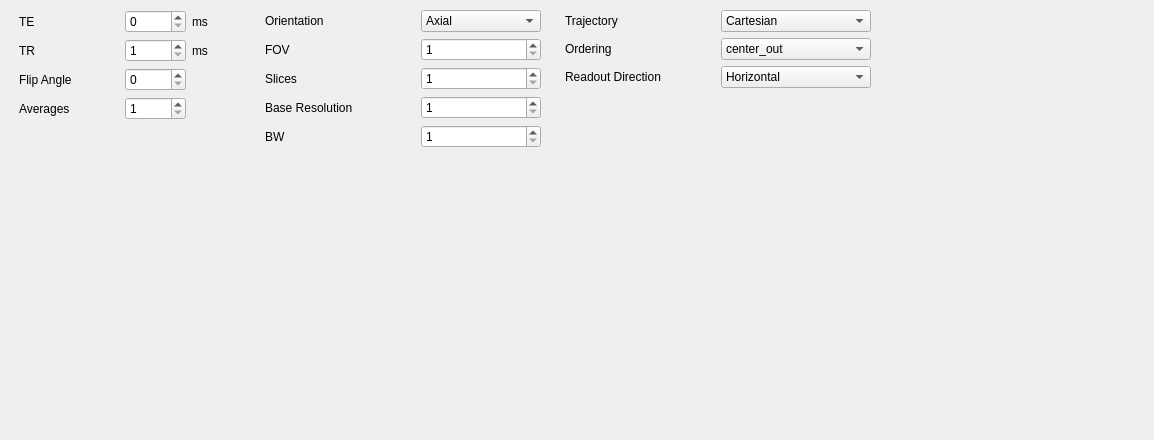
First picture: the form in sequences/gre_3D/interface.ui, repository ziximu7-gif/mri4all-console-dev, before the edit.
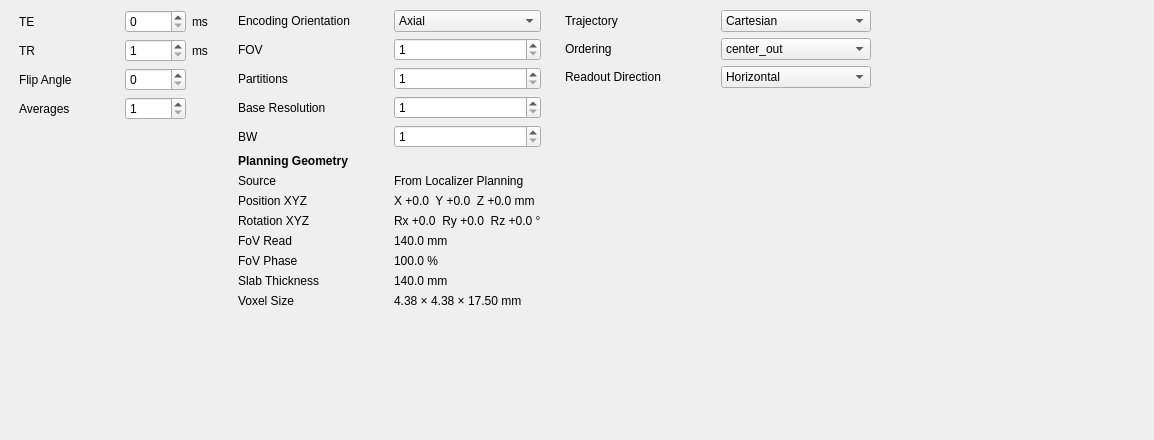
Second picture: the form after the edit.

Commit message: feat(ui): sync planned geometry to GRE parameters

What changed in the file:
```diff
--- a/sequences/gre_3D/interface.ui
+++ b/sequences/gre_3D/interface.ui
@@ -162,19 +162,6 @@
         </property>
        </widget>
       </item>
-      <item row="6" column="0">
-       <spacer name="verticalSpacer_2">
-        <property name="orientation">
-         <enum>Qt::Vertical</enum>
-        </property>
-        <property name="sizeHint" stdset="0">
-         <size>
-          <width>20</width>
-          <height>352</height>
-         </size>
-        </property>
-       </spacer>
-      </item>
       <item row="0" column="1">
        <widget class="QComboBox" name="Orientation_ComboBox">
         <property name="minimumSize">
@@ -258,7 +245,7 @@
       <item row="0" column="0">
        <widget class="QLabel" name="label_7">
         <property name="text">
-         <string>Orientation</string>
+         <string>Encoding Orientation</string>
         </property>
        </widget>
       </item>
@@ -281,7 +268,7 @@
       <item row="2" column="0">
        <widget class="QLabel" name="label_13">
         <property name="text">
-         <string>Slices</string>
+         <string>Partitions</string>
         </property>
        </widget>
       </item>
@@ -295,6 +282,172 @@
         </property>
        </widget>
       </item>
+      <item row="7" column="0" colspan="2">
+       <widget class="QLabel" name="PlanningHeader_Label">
+        <property name="font">
+         <font>
+          <weight>75</weight>
+          <bold>true</bold>
+         </font>
+        </property>
+        <property name="text">
+         <string>Planning Geometry</string>
+        </property>
+       </widget>
+      </item>
+      <item row="8" column="0">
+       <widget class="QLabel" name="label_planning_source">
+        <property name="text">
+         <string>Source</string>
+        </property>
+       </widget>
+      </item>
+      <item row="8" column="1">
+       <widget class="QLabel" name="PlanningSource_Value">
+        <property name="minimumSize">
+         <size>
+          <width>120</width>
+          <height>0</height>
+         </size>
+        </property>
+        <property name="text">
+         <string>From Localizer Planning</string>
+        </property>
+       </widget>
+      </item>
+      <item row="9" column="0">
+       <widget class="QLabel" name="label_planning_position">
+        <property name="text">
+         <string>Position XYZ</string>
+        </property>
+       </widget>
+      </item>
+      <item row="9" column="1">
+       <widget class="QLabel" name="PlanningPosition_Value">
+        <property name="minimumSize">
+         <size>
+          <width>120</width>
+          <height>0</height>
+         </size>
+        </property>
+        <property name="text">
+         <string>X +0.0  Y +0.0  Z +0.0 mm</string>
+        </property>
+       </widget>
+      </item>
+      <item row="10" column="0">
+       <widget class="QLabel" name="label_planning_rotation">
+        <property name="text">
+         <string>Rotation XYZ</string>
+        </property>
+       </widget>
+      </item>
+      <item row="10" column="1">
+       <widget class="QLabel" name="PlanningRotation_Value">
+        <property name="minimumSize">
+         <size>
+          <width>120</width>
+          <height>0</height>
+         </size>
+        </property>
+        <property name="text">
+         <string>Rx +0.0  Ry +0.0  Rz +0.0 &#176;</string>
+        </property>
+       </widget>
+      </item>
+      <item row="11" column="0">
+       <widget class="QLabel" name="label_planning_fov_read">
+        <property name="text">
+         <string>FoV Read</string>
+        </property>
+       </widget>
+      </item>
+      <item row="11" column="1">
+       <widget class="QLabel" name="PlanningFOVRead_Value">
+        <property name="minimumSize">
+         <size>
+          <width>120</width>
+          <height>0</height>
+         </size>
+        </property>
+        <property name="text">
+         <string>140.0 mm</string>
+        </property>
+       </widget>
+      </item>
+      <item row="12" column="0">
+       <widget class="QLabel" name="label_planning_fov_phase">
+        <property name="text">
+         <string>FoV Phase</string>
+        </property>
+       </widget>
+      </item>
+      <item row="12" column="1">
+       <widget class="QLabel" name="PlanningFOVPhase_Value">
+        <property name="minimumSize">
+         <size>
+          <width>120</width>
+          <height>0</height>
+         </size>
+        </property>
+        <property name="text">
+         <string>100.0 %</string>
+        </property>
+       </widget>
+      </item>
+      <item row="13" column="0">
+       <widget class="QLabel" name="label_planning_slab_thickness">
+        <property name="text">
+         <string>Slab Thickness</string>
+        </property>
+       </widget>
+      </item>
+      <item row="13" column="1">
+       <widget class="QLabel" name="PlanningSlabThickness_Value">
+        <property name="minimumSize">
+         <size>
+          <width>120</width>
+          <height>0</height>
+         </size>
+        </property>
+        <property name="text">
+         <string>140.0 mm</string>
+        </property>
+       </widget>
+      </item>
+      <item row="14" column="0">
+       <widget class="QLabel" name="label_planning_voxel_size">
+        <property name="text">
+         <string>Voxel Size</string>
+        </property>
+       </widget>
+      </item>
+      <item row="14" column="1">
+       <widget class="QLabel" name="PlanningVoxelSize_Value">
+        <property name="minimumSize">
+         <size>
+          <width>120</width>
+          <height>0</height>
+         </size>
+        </property>
+        <property name="text">
+         <string>4.38 &#215; 4.38 &#215; 17.50 mm</string>
+        </property>
+       </widget>
+      </item>
+      <item row="15" column="0">
+       <spacer name="verticalSpacer_2">
+        <property name="orientation">
+         <enum>Qt::Vertical</enum>
+        </property>
+        <property name="sizeHint" stdset="0">
+         <size>
+          <width>20</width>
+          <height>352</height>
+         </size>
+        </property>
+       </spacer>
+      </item>
      </layout>
     </item>
     <item>
```
The commit also changes 2 other files.
